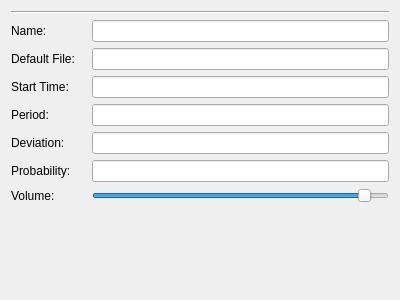
Old version of the form src/pgta_composer/forms/PGTAPropertiesView.ui in the repository PGTA/PGTAComposer.
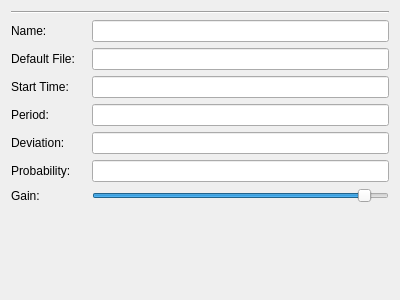
New version of the form.

Commit message: Fixed build from updated PGTA, changed 'volume' to 'gain' for sample properties

```diff
--- a/src/pgta_composer/forms/PGTAPropertiesView.ui
+++ b/src/pgta_composer/forms/PGTAPropertiesView.ui
@@ -175,7 +175,7 @@
              </size>
             </property>
             <property name="text">
-             <string>Volume:</string>
+             <string>Gain:</string>
             </property>
            </widget>
           </item>
```
Left out of the diff: 4 changed lines with no effect on the pictures. The commit also changes 8 other files.
